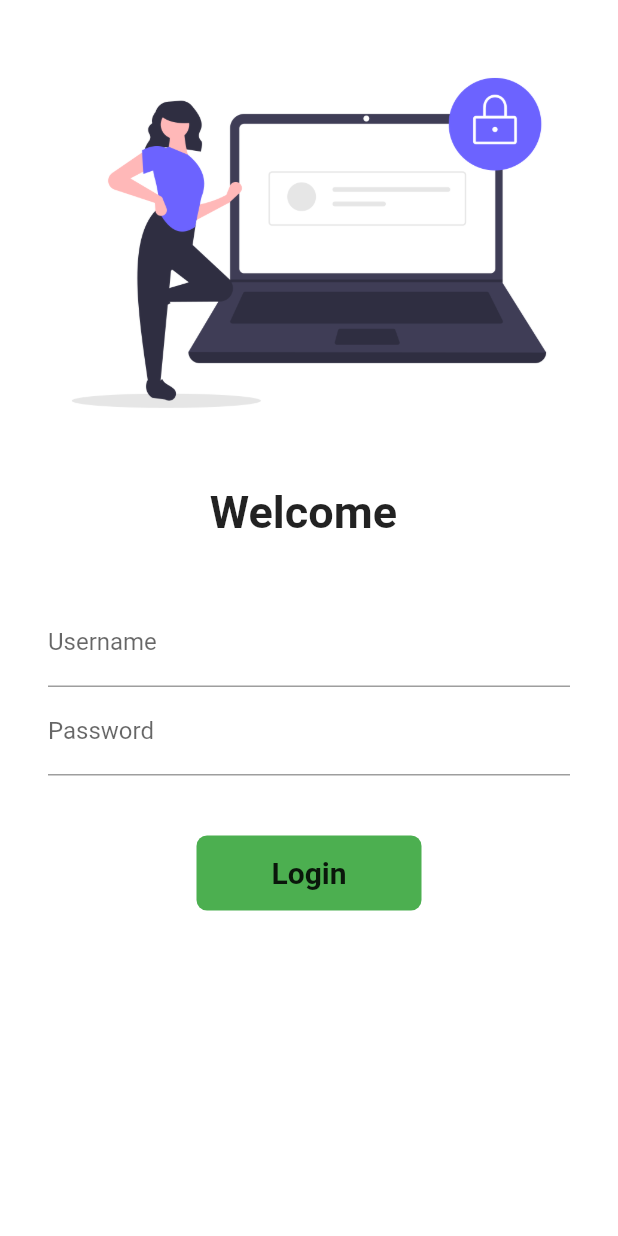
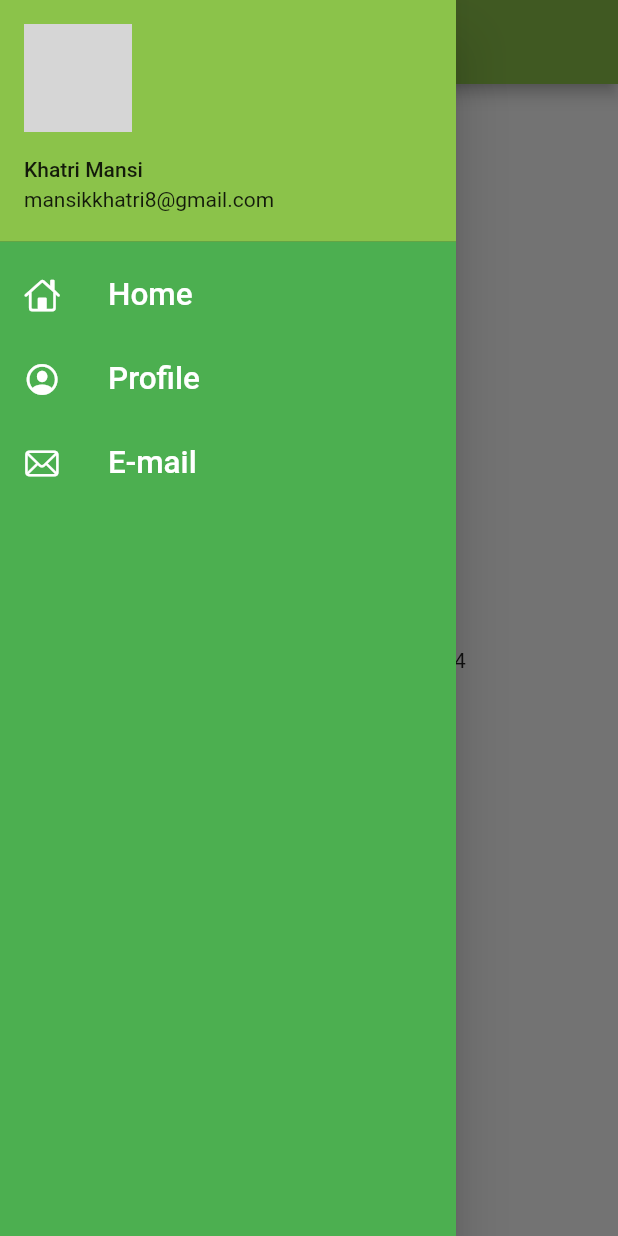
Before and after one commit to mkkhatri/30_days_flutter_course, a Flutter app: the screen it shows after launch, with the side drawer open (before the commit the screen has no drawer), on a phone screen of 412 x 824 dp. Run offline on Flutter 3.47's test engine with Material 2 defaults, Android fonts, the phone set to English and light mode, and no system bars; network calls fail; grey boxes are pictures that could not be loaded.

Commit message:
day 9 completed

```diff
--- a/lib/main.dart
+++ b/lib/main.dart
@@ -19,7 +19,7 @@ class MyApp extends StatelessWidget {
       theme: ThemeData(
         primarySwatch: Colors.lightGreen,
       ),
-      initialRoute: "/",
+      initialRoute: "/home",
       routes: {
         '/': (context) => LoginPage(),
         MyRoutes.homeRoute: (context) => Home(),
--- a/lib/pages/homepage.dart
+++ b/lib/pages/homepage.dart
@@ -1,4 +1,5 @@
 import 'package:flutter/material.dart';
+import 'package:sample_flutter/widgets/drawer.dart';
 
 class Home extends StatelessWidget {
   final int sc = 40;
@@ -15,7 +16,7 @@ class Home extends StatelessWidget {
           child: Text("welcome $name and $sc and $py"),
         ),
       ),
-      drawer: Drawer(),
+      drawer: MyDrawer(),
     );
   }
 }
--- /dev/null
+++ b/lib/widgets/drawer.dart
@@ -0,0 +1,59 @@
+import 'package:flutter/cupertino.dart';
+import 'package:flutter/material.dart';
+
+class MyDrawer extends StatelessWidget {
+  @override
+  Widget build(BuildContext context) {
+    final imageUrl =
+        "https://encrypted-tbn0.gstatic.com/images?q=tbn:ANd9GcR35RSEl3kCaD_8RwZLd0zujKKq1skTI2ZDbA&usqp=CAU";
+    return Drawer(
+      child: Container(
+        color: Colors.green,
+        child: ListView(
+          children: [
+            DrawerHeader(
+                padding: EdgeInsets.zero,
+                child: UserAccountsDrawerHeader(
+                  margin: EdgeInsets.zero,
+                  accountName: Text("Khatri Mansi"),
+                  accountEmail: Text("mansikkhatri8@gmail.com"),
+                  currentAccountPicture: CircleAvatar(
+                    backgroundImage: NetworkImage(imageUrl),
+                  ),
+                )),
+            ListTile(
+              leading: Icon(CupertinoIcons.home, color: Colors.white),
+              title: Text(
+                "Home",
+                textScaleFactor: 1.5,
+                style: TextStyle(
+                  color: Colors.white,
+                ),
+              ),
+            ),
+            ListTile(
+              leading: Icon(CupertinoIcons.profile_circled, color: Colors.white),
+              title: Text(
+                "Profile",
+                textScaleFactor: 1.5,
+                style: TextStyle(
+                  color: Colors.white,
+                ),
+              ),
+            ),
+            ListTile(
+              leading: Icon(CupertinoIcons.mail, color: Colors.white),
+              title: Text(
+                "E-mail",
+                textScaleFactor: 1.5,
+                style: TextStyle(
+                  color: Colors.white,
+                ),
+              ),
+            )
+          ],
+        ),
+      ),
+    );
+  }
+}
```
